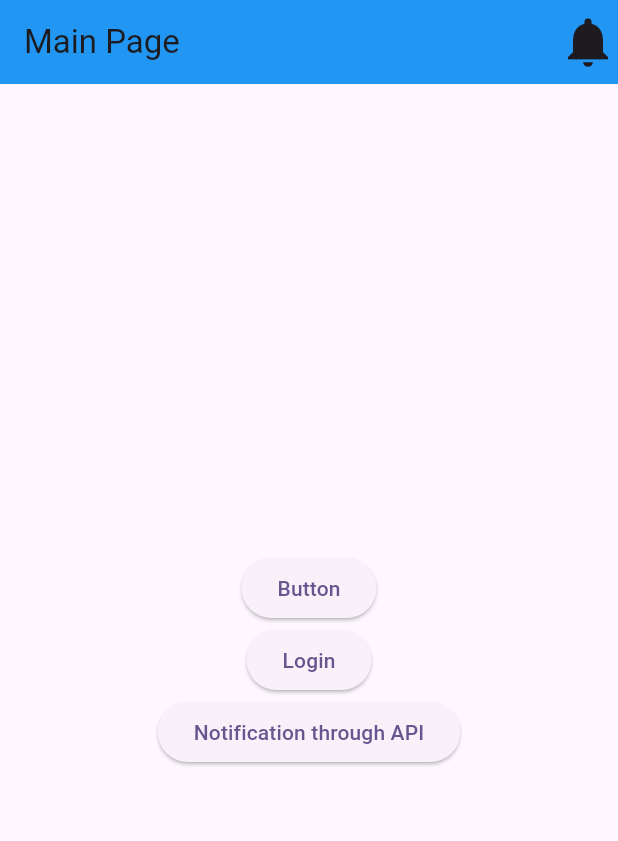
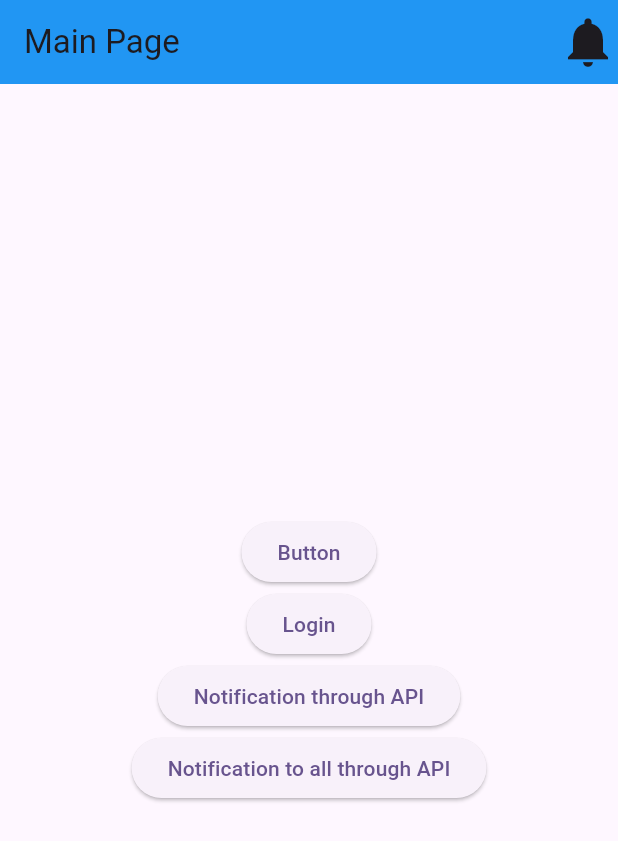
Before and after one commit to Mks30d/Firebase, a Flutter app: the screen it shows after launch, on a phone screen of 412 x 824 dp. Shown: the top 841 px of the screen. Run offline on Flutter 3.47's test engine with Material 3 defaults, Android fonts, the phone set to English and light mode, and no system bars; our stand-ins replace firebase_core, firebase_messaging, flutter_local_notifications, googleapis_auth; missing offline and left inert: app_settings; accounts and stored records are empty; key blocks and very long unbroken strings in the code were emptied for the run.

Commit message:
sending notification to all through API on button click

```diff
--- a/lib/components/main_page.dart
+++ b/lib/components/main_page.dart
@@ -102,6 +102,18 @@ class _MainPageState extends State<MainPage> {
               child: const Text("Notification through API"),
             ),
 
+
+            ElevatedButton(
+              onPressed: () async {
+                SendNotificationUsingApiService.sendNotificationUsingApi(
+                  token: "",
+                  title: "all user title",
+                  body: "all user body",
+                  data: {},
+                );
+              },
+              child: Text("Notification to all through API"),
+            ),
           ],
         ),
       ),
--- a/lib/services/send_notification_using_api_service.dart
+++ b/lib/services/send_notification_using_api_service.dart
@@ -24,10 +24,11 @@ class SendNotificationUsingApiService {
       "Authorization": "Bearer $serverKey",
     };
 
-    // body
+    // ---------- api body ----------
     Map<String, dynamic> message = {
       "message": {
-        "token": token,
+        // "token": token, // to send notif to specific user using device token
+        "topic" : "all", // to send notif to all user
         "notification": {
           "title": title,
           "body": body,
```
